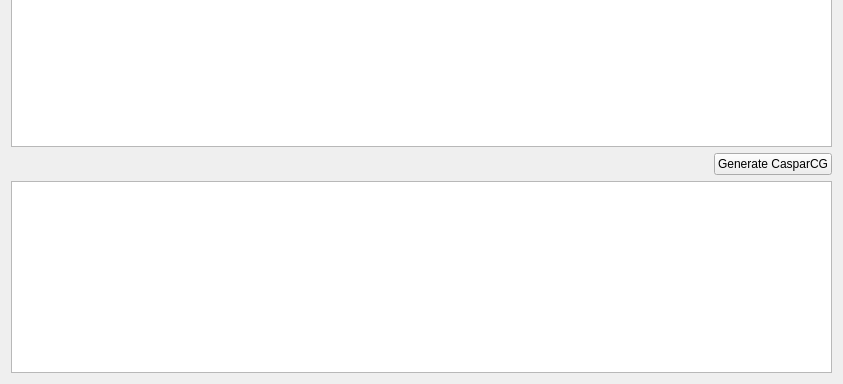
petersimonsson/rcexportcg, file mainwindow.ui: the form before one commit; both pictures show x 0 to 843 and y 191 to 575 of the 843 by 575 pixel window.
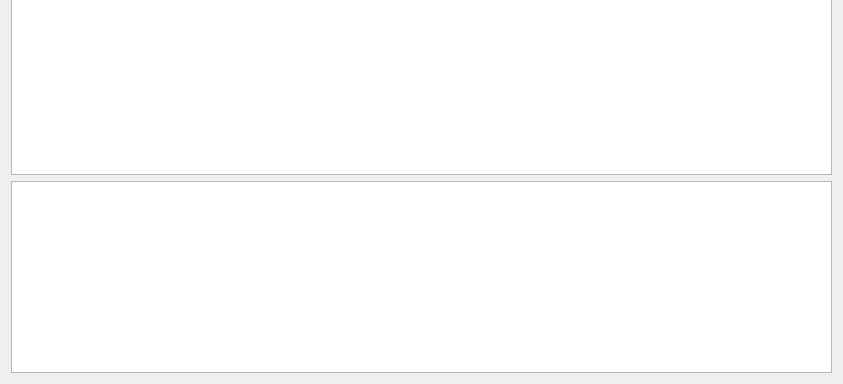
The form after the commit. Icons and pictures are not drawn. Custom widgets are drawn as their Qt base class.

Commit message:
Remove generate casparcg button
Instead of having a generate casparcg button always generate the
casparcg xml when the rundown changes.

```diff
--- a/mainwindow.ui
+++ b/mainwindow.ui
@@ -93,30 +93,6 @@
       </property>
      </widget>
     </item>
-    <item row="2" column="0" colspan="3">
-     <layout class="QGridLayout" name="gridLayout">
-      <item row="0" column="0">
-       <spacer name="horizontalSpacer">
-        <property name="orientation">
-         <enum>Qt::Horizontal</enum>
-        </property>
-        <property name="sizeHint" stdset="0">
-         <size>
-          <width>40</width>
-          <height>20</height>
-         </size>
-        </property>
-       </spacer>
-      </item>
-      <item row="0" column="1">
-       <widget class="QPushButton" name="generateButton">
-        <property name="text">
-         <string>Generate CasparCG</string>
-        </property>
-       </widget>
-      </item>
-     </layout>
-    </item>
    </layout>
    <zorder>rundownCombo</zorder>
    <zorder>label</zorder>
```
Left out of the diff: 18 changed lines with no effect on the pictures. The commit also changes 1 other file.
